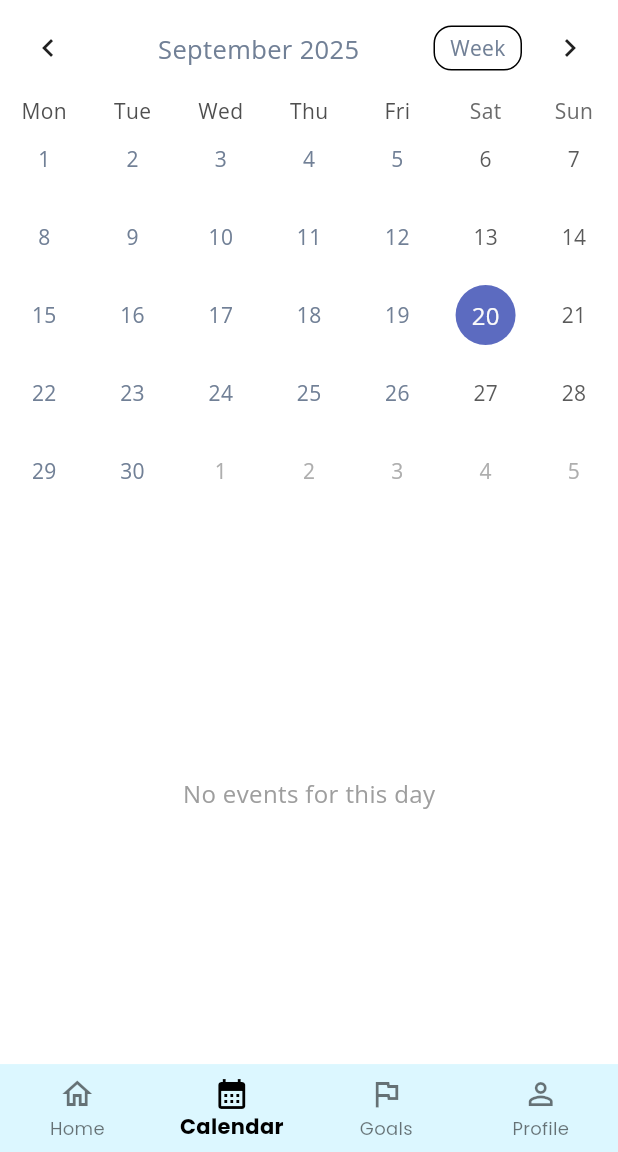
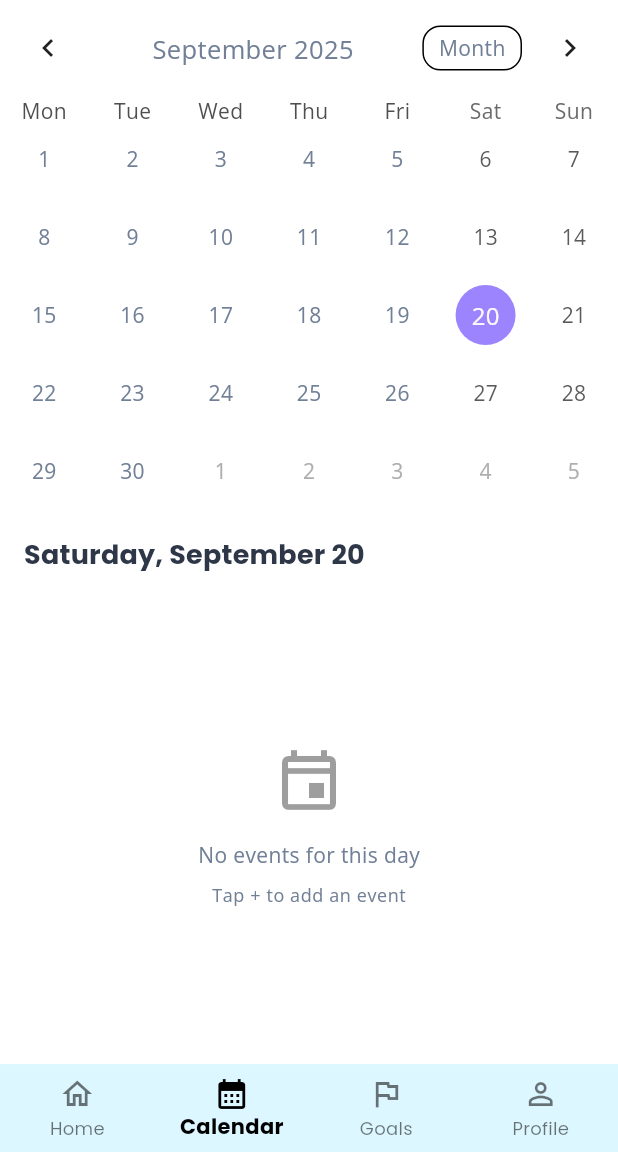
Before and after one commit to ayushdhiman-py/HabitHeartsFlutter, a Flutter app: the screen it shows once a user with an empty profile is signed in, item 2 of the bottom bar chosen, on a phone screen of 412 x 824 dp, the part 84-1236 px from its top. Run offline on Flutter 3.47's test engine with Material 3 defaults, Android fonts, the phone set to English and light mode, and no system bars; drawn by our look-alikes of table_calendar; our stand-ins replace confetti, firebase_auth, firebase_core, flutter_slidable, google_fonts, google_sign_in and 1 more; accounts and stored records are empty; network calls fail.

Commit message:
fix : calendar screen

```diff
--- a/habit_hearts/lib/screens/calendar_screen.dart
+++ b/habit_hearts/lib/screens/calendar_screen.dart
@@ -29,23 +29,11 @@ class _CalendarScreenState extends State<CalendarScreen> {
   void initState() {
     super.initState();
     _selectedDay = _focusedDay;
-
-    WidgetsBinding.instance.addPostFrameCallback((_) => _loadEventsForMonth());
   }
 
   bool isSameDay(DateTime? a, DateTime? b) {
     if (a == null || b == null) return false;
     return a.year == b.year && a.month == b.month && a.day == b.day;
-  }
-
-  void _loadEventsForMonth() {
-    final calendarProvider = Provider.of<CalendarProvider>(context, listen: false);
-    final authProvider = Provider.of<HabitHeartsAuthProvider>(context, listen: false);
-    if (authProvider.habitHeartsUser != null) {
-      final firstDay = DateTime(_focusedDay.year, _focusedDay.month, 1);
-      final lastDay = DateTime(_focusedDay.year, _focusedDay.month + 1, 0);
-      calendarProvider.loadEvents(authProvider.habitHeartsUser!.uid, authProvider.habitHeartsUser?.linkedUsers ?? [], firstDay, lastDay);
-    }
   }
 
   void _onDaySelected(DateTime selectedDay, DateTime focusedDay) {
@@ -65,12 +53,16 @@ class _CalendarScreenState extends State<CalendarScreen> {
 
   void _onPageChanged(DateTime focusedDay) {
     _focusedDay = focusedDay;
-    _loadEventsForMonth();
+    final calendarProvider = Provider.of<CalendarProvider>(context, listen: false);
+    final firstDay = DateTime(_focusedDay.year, _focusedDay.month, 1);
+    final lastDay = DateTime(_focusedDay.year, _focusedDay.month + 1, 0);
+    calendarProvider.loadEvents(firstDay, lastDay);
   }
 
   @override
   Widget build(BuildContext context) {
     final themeProvider = Provider.of<ThemeProvider>(context);
+
     return Scaffold(
       appBar: _ThemedAppBar(title: 'Calendar', onAddEvent: () => _showAddEventModal(context)),
       body: Consumer<CalendarProvider>(
@@ -84,18 +76,72 @@ class _CalendarScreenState extends State<CalendarScreen> {
               selectedDayPredicate: (day) => isSameDay(_selectedDay, day),
               eventLoader: calendarProvider.getEventsForDate,
               startingDayOfWeek: StartingDayOfWeek.monday,
-              calendarStyle: const CalendarStyle(
+              calendarStyle: CalendarStyle(
                 outsideDaysVisible: true,
-                markerDecoration: BoxDecoration(color: Colors.deepOrange, shape: BoxShape.circle),
+                selectedDecoration: BoxDecoration(
+                  color: AppColors.electricBlue,
+                  shape: BoxShape.circle,
+                ),
+                todayDecoration: BoxDecoration(
+                  color: Theme.of(context).brightness == Brightness.dark
+                      ? AppColors.darkCardBackground
+                      : AppColors.lightCardBackground,
+                  shape: BoxShape.circle,
+                  border: Border.all(
+                    color: AppColors.electricBlue,
+                    width: 1,
+                  ),
+                ),
+                defaultDecoration: BoxDecoration(
+                  shape: BoxShape.circle,
+                ),
+                weekendDecoration: BoxDecoration(
+                  shape: BoxShape.circle,
+                ),
+                markerDecoration: BoxDecoration(
+                  color: AppColors.electricGreen,
+                  shape: BoxShape.circle,
+                ),
+                markersMaxCount: 3,
+                markerSize: 6,
               ),
-              headerStyle: const HeaderStyle(formatButtonVisible: true, titleCentered: true),
+              headerStyle: HeaderStyle(
+                formatButtonVisible: true,
+                titleCentered: true,
+                formatButtonShowsNext: false,
+                leftChevronIcon: Icon(
+                  Icons.chevron_left,
+                  color: Theme.of(context).iconTheme.color,
+                ),
+                rightChevronIcon: Icon(
+                  Icons.chevron_right,
+                  color: Theme.of(context).iconTheme.color,
+                ),
+              ),
               availableCalendarFormats: const {CalendarFormat.month: 'Month', CalendarFormat.week: 'Week'},
               onDaySelected: _onDaySelected,
               onFormatChanged: _onFormatChanged,
               onPageChanged: _onPageChanged,
             ),
+            const SizedBox(height: 16.0),
+            if (_selectedDay != null)
+              Padding(
+                padding: const EdgeInsets.symmetric(horizontal: 16.0),
+                child: Row(
+                  children: [
+                    Text(
+                      DateFormat('EEEE, MMMM d').format(_selectedDay!),
+                      style: Theme.of(context).textTheme.titleMedium?.copyWith(
+                            fontWeight: FontWeight.bold,
+                          ),
+                    ),
+                  ],
+                ),
+              ),
             const SizedBox(height: 8.0),
-            Expanded(child: _EventList(selectedDay: _selectedDay)),
+            Expanded(
+              child: _EventList(selectedDay: _selectedDay),
+            ),
           ],
         ),
       ),
@@ -107,7 +153,7 @@ class _CalendarScreenState extends State<CalendarScreen> {
       context: context,
       isScrollControlled: true,
       shape: const RoundedRectangleBorder(borderRadius: BorderRadius.vertical(top: Radius.circular(25))),
-      builder: (_) => _AddEventModal(selectedDate: _selectedDay ?? DateTime.now(), onEventCreated: _loadEventsForMonth),
+      builder: (_) => _AddEventModal(selectedDate: _selectedDay ?? DateTime.now(), onEventCreated: () => Provider.of<CalendarProvider>(context, listen: false).loadEvents(DateTime(_focusedDay.year, _focusedDay.month, 1), DateTime(_focusedDay.year, _focusedDay.month + 1, 0))),
     );
   }
 }
@@ -122,20 +168,114 @@ class _EventList extends StatelessWidget {
     final calendarProvider = Provider.of<CalendarProvider>(context);
     final events = selectedDay != null ? calendarProvider.getEventsForDate(selectedDay!) : <CalendarEvent>[];
 
-    if (calendarProvider.isLoading) return const Center(child: CircularProgressIndicator());
-    if (calendarProvider.error != null) return Center(child: Text('Error: ${calendarProvider.error}'));
-    if (events.isEmpty) return const Center(child: Text('No events for this day', style: TextStyle(fontSize: 16, color: Colors.grey)));
+    // print('Building event list for ${selectedDay?.toIso8601String() ?? "null"} with ${events.length} events');
+    // print('Calendar provider loading state: ${calendarProvider.isLoading}');
+    // print('Calendar provider error: ${calendarProvider.error}');
+    // print('Total events in provider: ${calendarProvider.events.length}');
 
-    return ListView.builder(
+    if (calendarProvider.isLoading) {
+      // print('Events are loading...');
+      return const Center(child: CircularProgressIndicator());
+    }
+
+    if (calendarProvider.error != null) {
+      // print('Error loading events: ${calendarProvider.error}');
+      return Center(child: Text('Error: ${calendarProvider.error}'));
+    }
+
+    if (events.isEmpty) {
+      // print('No events found for selected day');
+      return Center(
+        child: Column(
+          mainAxisAlignment: MainAxisAlignment.center,
+          children: [
+            Icon(
+              Icons.event_outlined,
+              size: 48,
+              color: Theme.of(context).disabledColor,
+            ),
+            const SizedBox(height: 16),
+            Text(
+              'No events for this day',
+              style: Theme.of(context).textTheme.bodyMedium,
+            ),
+            const SizedBox(height: 8),
+            Text(
+              'Tap + to add an event',
+              style: Theme.of(context).textTheme.bodySmall,
+            ),
+          ],
+        ),
+      );
+    }
+
+    // print('Displaying ${events.length} events');
+    return ListView.separated(
+      padding: const EdgeInsets.symmetric(horizontal: 16.0),
       itemCount: events.length,
+      separatorBuilder: (_, __) => const SizedBox(height: 8),
       itemBuilder: (context, index) {
         final event = events[index];
-        return Card(
-          margin: const EdgeInsets.symmetric(horizontal: 16, vertical: 4),
+        return Container(
+          decoration: BoxDecoration(
+            color: Theme.of(context).cardTheme.color,
+            borderRadius: BorderRadius.circular(12),
+            border: Border.all(
+              color: Theme.of(context).dividerColor.withOpacity(0.3),
+              width: 0.5,
+            ),
+            boxShadow: [
+              BoxShadow(
+                color: Colors.black.withOpacity(0.03),
+                blurRadius: 4,
+                offset: const Offset(0, 2),
+              ),
+            ],
+          ),
           child: ListTile(
-            title: Text(event.title),
-            subtitle: event.startTime != null ? Text('${event.startTime} - ${event.endTime ?? 'N/A'}') : null,
-            trailing: event.emoji != null ? Text(event.emoji!) : null,
+            contentPadding: const EdgeInsets.symmetric(horizontal: 16, vertical: 8),
+            leading: event.emoji != null
+                ? Container(
+                    width: 40,
+                    height: 40,
+                    decoration: BoxDecoration(
+                      color: AppColors.electricBlue.withOpacity(0.1),
+                      shape: BoxShape.circle,
+                    ),
+                    child: Center(
+                      child: Text(
+                        event.emoji!,
+                        style: const TextStyle(fontSize: 20),
+                      ),
+                    ),
+                  )
+                : Container(
+                    width: 40,
+                    height: 40,
+                    decoration: BoxDecoration(
+                      color: AppColors.electricBlue.withOpacity(0.1),
+                      shape: BoxShape.circle,
+                    ),
+                    child: const Center(
+                      child: Icon(
+                        Icons.event,
+                        color: AppColors.electricBlue,
+                        size: 20,
+                      ),
+                    ),
+                  ),
+            title: Text(
+              event.title,
+              style: Theme.of(context).textTheme.titleSmall?.copyWith(
+                    fontWeight: FontWeight.w600,
+                  ),
+            ),
+            subtitle: event.startTime != null
+                ? Text(
+                    '${event.startTime}${event.endTime != null ? ' - ${event.endTime}' : ''}',
+                    style: Theme.of(context).textTheme.bodySmall,
+                  )
+                : null,
             onTap: () => _showEditEventModal(context, event),
           ),
         );
@@ -152,8 +292,8 @@ class _EventList extends StatelessWidget {
       shape: const RoundedRectangleBorder(borderRadius: BorderRadius.vertical(top: Radius.circular(25))),
       builder: (_) => _EditEventModal(
         event: event,
-        onEventUpdated: () => calendarProvider.loadEvents(event.createdBy, authProvider.habitHeartsUser?.linkedUsers ?? [], DateTime(event.date.year, event.date.month, 1), DateTime(event.date.year, event.date.month + 1, 0)),
-        onEventDeleted: () => calendarProvider.loadEvents(event.createdBy, authProvider.habitHeartsUser?.linkedUsers ?? [], DateTime(event.date.year, event.date.month, 1), DateTime(event.date.year, event.date.month + 1, 0)),
+        onEventUpdated: () => calendarProvider.loadEvents(DateTime(event.date.year, event.date.month, 1), DateTime(event.date.year, event.date.month + 1, 0)),
+        onEventDeleted: () => calendarProvider.loadEvents(DateTime(event.date.year, event.date.month, 1), DateTime(event.date.year, event.date.month + 1, 0)),
       ),
     );
   }
```
Also changed, not shown: habit_hearts/lib/main.dart (+8 -1 lines), habit_hearts/lib/models/calendar_event.dart (+94 -10 lines), habit_hearts/lib/providers/calendar_provider.dart (+71 -20 lines), habit_hearts/lib/providers/goals_provider.dart (+29 -19 lines), habit_hearts/lib/screens/goals_screen.dart (+0 -12 lines).
